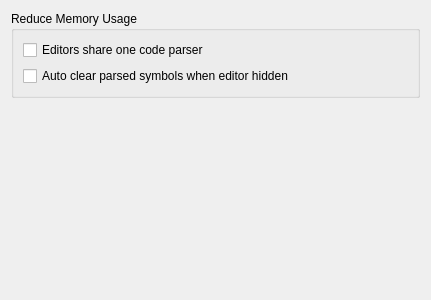
First picture: the form in RedPandaIDE/src/settingsdialog/environmentperformancewidget.ui, repository royqh1979/RedPanda-CPP, before the edit.
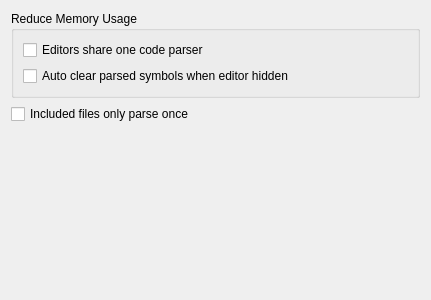
Second picture: the form after the edit.

Commit message: - enhancement: Option to control if auto skipping included files already parsed.

```diff
--- a/RedPandaIDE/src/settingsdialog/environmentperformancewidget.ui
+++ b/RedPandaIDE/src/settingsdialog/environmentperformancewidget.ui
@@ -37,6 +37,13 @@
      </layout>
     </widget>
    </item>
+   <item>
+    <widget class="QCheckBox" name="chkFileOnlyParseOnce">
+     <property name="text">
+      <string>Included files only parse once</string>
+     </property>
+    </widget>
+   </item>
    <item>
     <spacer name="verticalSpacer">
      <property name="orientation">
```
The commit also changes 12 other files.
